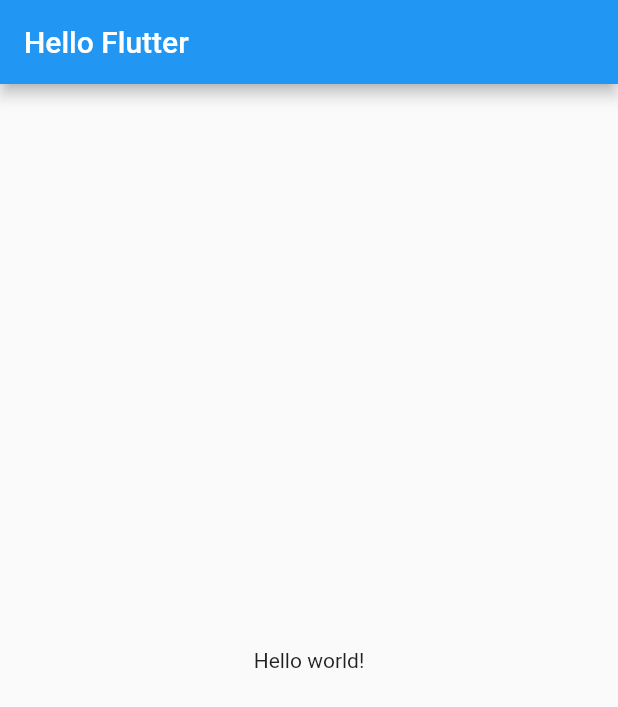
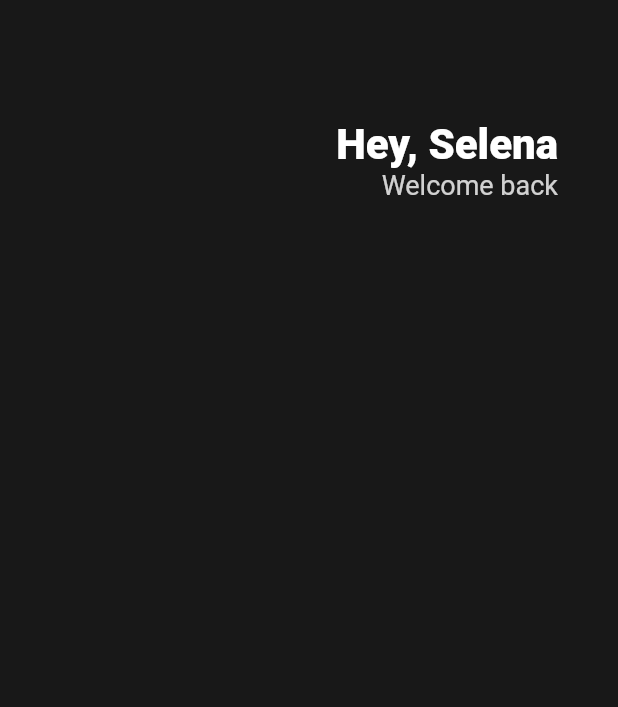
Before and after one commit to yeoung004/toonflix, a Flutter app: the screen it shows after launch, on a phone screen of 412 x 824 dp. Shown: the top 707 px of the screen. Run offline on Flutter 3.47's test engine with Material 2 defaults, Android fonts, the phone set to English and light mode, and no system bars.

Commit message:
style : 배경 색상, 글자 추가
배경 색상, 글자 추가

```diff
--- a/lib/main.dart
+++ b/lib/main.dart
@@ -9,13 +9,40 @@ class App extends StatelessWidget {
   Widget build(BuildContext context) {
     return MaterialApp(
       home: Scaffold(
-        appBar: AppBar(
-          title: Text("Hello Flutter"),
-        ),
-        body: Center(
-          child: Text('Hello world!'),
-        ),
-      ),
+          backgroundColor: const Color(0xFF181818),
+          body: Padding(
+            padding: const EdgeInsets.symmetric(horizontal: 40),
+            child: Column(
+              children: [
+                const SizedBox(
+                  height: 80,
+                ),
+                Row(
+                  mainAxisAlignment: MainAxisAlignment.end,
+                  children: [
+                    Column(
+                      crossAxisAlignment: CrossAxisAlignment.end,
+                      children: [
+                        const Text(
+                          "Hey, Selena",
+                          style: TextStyle(
+                              color: Colors.white,
+                              fontSize: 28,
+                              fontWeight: FontWeight.w800),
+                        ),
+                        Text(
+                          "Welcome back",
+                          style: TextStyle(
+                              color: Colors.white.withOpacity(0.8),
+                              fontSize: 18),
+                        ),
+                      ],
+                    )
+                  ],
+                )
+              ],
+            ),
+          )),
     );
   }
 }
```
